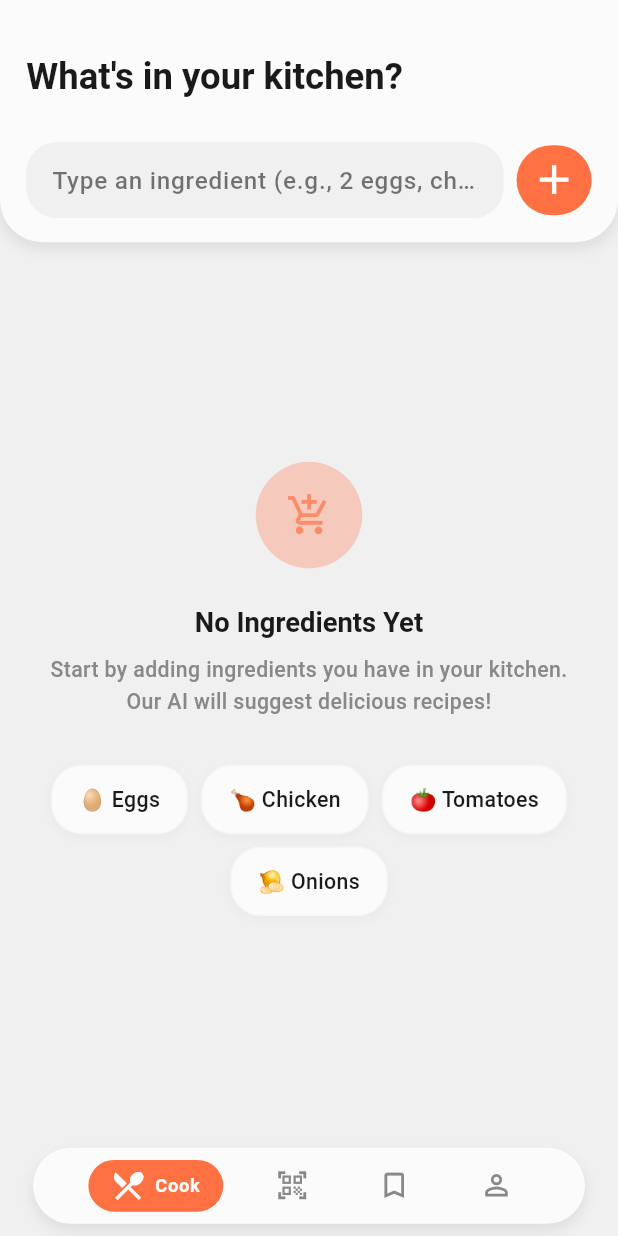
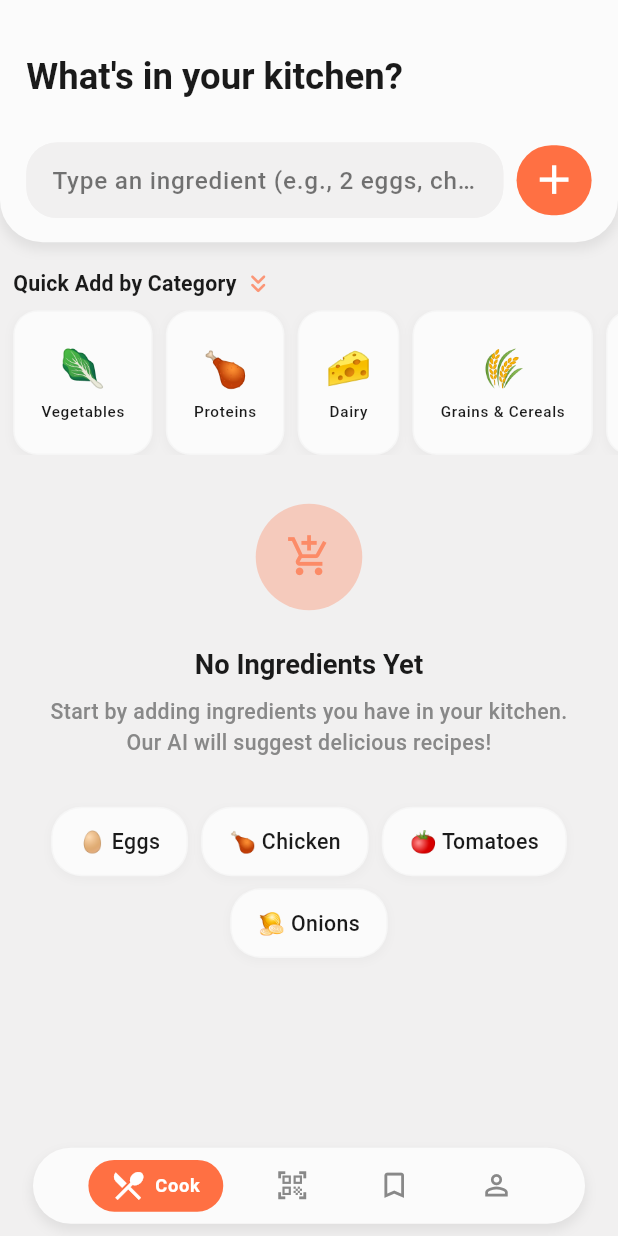
Before and after one commit to dharmtejaa/Flutter_AI_Ruchi_Generator_App, a Flutter app: the screen it shows after launch, on a phone screen of 412 x 824 dp. Run offline on Flutter 3.47's test engine with Material 3 defaults, Android fonts, the light colour scheme and no system bars; our stand-ins replace cached_network_image, flutter_cache_manager, flutter_screenutil, go_router, image_picker, shared_preferences; Roboto replaces fonts that are missing (Poppins).

Commit message:
feat: Add ingredient entry screen with ingredient input, suggestions, categorization, and recipe generation flow.

```diff
--- /dev/null
+++ b/lib/core/data/ingredient_categories.dart
@@ -0,0 +1,260 @@
+import 'package:flutter/material.dart';
+
+/// Represents a category of ingredients with its display properties
+class IngredientCategory {
+  final String id;
+  final String name;
+  final String emoji;
+  final IconData icon;
+  final Color color;
+  final List<String> ingredients;
+
+  const IngredientCategory({
+    required this.id,
+    required this.name,
+    required this.emoji,
+    required this.icon,
+    required this.color,
+    required this.ingredients,
+  });
+}
+
+/// All available ingredient categories
+class IngredientCategories {
+  static const List<IngredientCategory> all = [
+    IngredientCategory(
+      id: 'vegetables',
+      name: 'Vegetables',
+      emoji: '🥬',
+      icon: Icons.eco,
+      color: Color(0xFF4CAF50),
+      ingredients: [
+        'Onion',
+        'Tomato',
+        'Potato',
+        'Carrot',
+        'Spinach',
+        'Capsicum',
+        'Broccoli',
+        'Cauliflower',
+        'Cabbage',
+        'Cucumber',
+        'Garlic',
+        'Ginger',
+        'Green Chili',
+        'Coriander',
+        'Mint',
+        'Peas',
+        'Beans',
+        'Eggplant',
+        'Mushroom',
+        'Zucchini',
+      ],
+    ),
+    IngredientCategory(
+      id: 'proteins',
+      name: 'Proteins',
+      emoji: '🍗',
+      icon: Icons.set_meal,
+      color: Color(0xFFE91E63),
+      ingredients: [
+        'Chicken',
+        'Mutton',
+        'Fish',
+        'Prawns',
+        'Eggs',
+        'Paneer',
+        'Tofu',
+        'Beef',
+        'Pork',
+        'Turkey',
+        'Lamb',
+        'Salmon',
+        'Tuna',
+        'Crab',
+        'Lobster',
+      ],
+    ),
+    IngredientCategory(
+      id: 'dairy',
+      name: 'Dairy',
+      emoji: '🧀',
+      icon: Icons.water_drop,
+      color: Color(0xFFFFC107),
+      ingredients: [
+        'Milk',
+        'Butter',
+        'Cheese',
+        'Cream',
+        'Yogurt',
+        'Ghee',
+        'Curd',
+        'Cottage Cheese',
+        'Sour Cream',
+        'Whipped Cream',
+        'Mozzarella',
+        'Parmesan',
+      ],
+    ),
+    IngredientCategory(
+      id: 'grains',
+      name: 'Grains & Cereals',
+      emoji: '🌾',
+      icon: Icons.grain,
+      color: Color(0xFF795548),
+      ingredients: [
+        'Rice',
+        'Wheat Flour',
+        'Bread',
+        'Pasta',
+        'Oats',
+        'Quinoa',
+        'Noodles',
+        'Semolina',
+        'Cornflour',
+        'Maida',
+        'Besan',
+        'Poha',
+        'Vermicelli',
+        'Couscous',
+      ],
+    ),
+    IngredientCategory(
+      id: 'spices',
+      name: 'Spices & Herbs',
+      emoji: '🌶️',
+      icon: Icons.local_fire_department,
+      color: Color(0xFFFF5722),
+      ingredients: [
+        'Salt',
+        'Pepper',
+        'Turmeric',
+        'Cumin',
+        'Coriander Powder',
+        'Red Chili Powder',
+        'Garam Masala',
+        'Cinnamon',
+        'Cardamom',
+        'Cloves',
+        'Bay Leaves',
+        'Oregano',
+        'Basil',
+        'Thyme',
+        'Rosemary',
+        'Paprika',
+      ],
+    ),
+    IngredientCategory(
+      id: 'fruits',
+      name: 'Fruits',
+      emoji: '🍎',
+      icon: Icons.apple,
+      color: Color(0xFFE53935),
+      ingredients: [
+        'Apple',
+        'Banana',
+        'Orange',
+        'Mango',
+        'Grapes',
+        'Strawberry',
+        'Lemon',
+        'Lime',
+        'Pineapple',
+        'Watermelon',
+        'Papaya',
+        'Pomegranate',
+        'Kiwi',
+        'Blueberry',
+        'Avocado',
+      ],
+    ),
+    IngredientCategory(
+      id: 'legumes',
+      name: 'Legumes & Pulses',
+      emoji: '🫘',
+      icon: Icons.spa,
+      color: Color(0xFF8D6E63),
+      ingredients: [
+        'Chickpeas',
+        'Lentils',
+        'Black Beans',
+        'Kidney Beans',
+        'Green Gram',
+        'Black Gram',
+        'Soybeans',
+        'Lima Beans',
+        'Pinto Beans',
+        'Split Peas',
+      ],
+    ),
+    IngredientCategory(
+      id: 'condiments',
+      name: 'Condiments & Sauces',
+      emoji: '🫙',
+      icon: Icons.local_dining,
+      color: Color(0xFF9C27B0),
+      ingredients: [
+        'Soy Sauce',
+        'Tomato Ketchup',
+        'Mayonnaise',
+        'Mustard',
+        'Vinegar',
+        'Olive Oil',
+        'Vegetable Oil',
+        'Sesame Oil',
+        'Honey',
+        'Maple Syrup',
+        'Hot Sauce',
+        'Worcestershire Sauce',
+      ],
+    ),
+    IngredientCategory(
+      id: 'nuts',
+      name: 'Nuts & Seeds',
+      emoji: '🥜',
+      icon: Icons.filter_vintage,
+      color: Color(0xFF6D4C41),
+      ingredients: [
+        'Almonds',
+        'Cashews',
+        'Peanuts',
+        'Walnuts',
+        'Pistachios',
+        'Sesame Seeds',
+        'Sunflower Seeds',
+        'Pumpkin Seeds',
+        'Chia Seeds',
+        'Flaxseeds',
+        'Pine Nuts',
+        'Hazelnuts',
+      ],
+    ),
+  ];
+
+  /// Get category by ID
+  static IngredientCategory? getById(String id) {
+    try {
+      return all.firstWhere((cat) => cat.id == id);
+    } catch (e) {
+      return null;
+    }
+  }
+
+  /// Get all category names
+  static List<String> get allNames => all.map((cat) => cat.name).toList();
+
+  /// Search ingredients across all categories
+  static List<String> searchIngredients(String query) {
+    if (query.isEmpty) return [];
+    final lowerQuery = query.toLowerCase();
+    final results = <String>[];
+    for (final category in all) {
+      for (final ingredient in category.ingredients) {
+        if (ingredient.toLowerCase().contains(lowerQuery)) {
+          results.add(ingredient);
+        }
+      }
+    }
+    return results;
+  }
+}
--- a/lib/screens/entry/entry_screen.dart
+++ b/lib/screens/entry/entry_screen.dart
@@ -1,5 +1,6 @@
 import 'package:ai_ruchi/core/theme/app_shadows.dart';
 import 'package:ai_ruchi/core/utils/app_sizes.dart';
+import 'package:ai_ruchi/shared/widgets/ingredient/categorized_ingredient_suggestions.dart';
 import 'package:ai_ruchi/core/utils/ingredient_helper.dart';
 import 'package:ai_ruchi/providers/ingredients_provider.dart';
 import 'package:ai_ruchi/providers/recipe_provider.dart';
@@ -184,9 +185,19 @@ class _EntryScreenState extends State<EntryScreen>
   }
 
   Widget _buildEmptyState(ColorScheme colorScheme, TextTheme textTheme) {
-    return Center(
+    return SingleChildScrollView(
+      padding: EdgeInsets.symmetric(vertical: AppSizes.vPaddingMd),
+      child: Column(
+        crossAxisAlignment: CrossAxisAlignment.start,
+        children: [
+          // Categorized Ingredient Suggestions
+          const CategorizedIngredientSuggestions(),
+          SizedBox(height: AppSizes.spaceHeightXl),
+
+          // Empty State Message
+          Center(
             child: Padding(
-        padding: EdgeInsets.all(AppSizes.paddingXl),
+              padding: EdgeInsets.symmetric(horizontal: AppSizes.paddingXl),
               child: Column(
                 mainAxisAlignment: MainAxisAlignment.center,
                 children: [
@@ -194,7 +205,9 @@ class _EntryScreenState extends State<EntryScreen>
                     width: 70.w,
                     height: 70.h,
                     decoration: BoxDecoration(
-                color: colorScheme.primaryContainer.withValues(alpha: 0.3),
+                      color: colorScheme.primaryContainer.withValues(
+                        alpha: 0.3,
+                      ),
                       shape: BoxShape.circle,
                     ),
                     child: Icon(
@@ -227,7 +240,10 @@ class _EntryScreenState extends State<EntryScreen>
                     runSpacing: AppSizes.spaceHeightSm,
                     alignment: WrapAlignment.center,
                     children: [
-                _QuickAddChip(label: '🥚 Eggs', onTap: () => _quickAdd('eggs')),
+                      _QuickAddChip(
+                        label: '🥚 Eggs',
+                        onTap: () => _quickAdd('eggs'),
+                      ),
                       _QuickAddChip(
                         label: '🍗 Chicken',
                         onTap: () => _quickAdd('chicken'),
@@ -244,6 +260,10 @@ class _EntryScreenState extends State<EntryScreen>
                   ),
                 ],
               ),
+            ),
+          ),
+          SizedBox(height: AppSizes.spaceHeightXl),
+        ],
       ),
     );
   }
--- a/lib/screens/recipe/adjust_ingredients_screen.dart
+++ b/lib/screens/recipe/adjust_ingredients_screen.dart
@@ -3,8 +3,8 @@ import 'package:ai_ruchi/core/utils/ingredient_helper.dart';
 import 'package:ai_ruchi/core/utils/recipe_helper.dart';
 import 'package:ai_ruchi/providers/ingredients_provider.dart';
 import 'package:ai_ruchi/shared/widgets/common/dismiss_keyboard.dart';
+import 'package:ai_ruchi/shared/widgets/ingredient/current_ingredients_section.dart';
 import 'package:ai_ruchi/shared/widgets/navigation/app_bottom_navigation_bar.dart';
-import 'package:ai_ruchi/shared/widgets/ingredient/current_ingredients_section.dart';
 import 'package:ai_ruchi/shared/widgets/ingredient/ingredient_action_bar.dart';
 import 'package:ai_ruchi/shared/widgets/ingredient/ingredient_header_widget.dart';
 import 'package:ai_ruchi/shared/widgets/ingredient/ingredient_input_widget.dart';
--- /dev/null
+++ b/lib/shared/widgets/ingredient/categorized_ingredient_suggestions.dart
@@ -0,0 +1,412 @@
+import 'package:ai_ruchi/core/data/ingredient_categories.dart';
+import 'package:ai_ruchi/core/theme/app_shadows.dart';
+import 'package:ai_ruchi/core/utils/app_sizes.dart';
+import 'package:ai_ruchi/providers/ingredients_provider.dart';
+import 'package:ai_ruchi/shared/widgets/common/custom_snackbar.dart';
+import 'package:flutter/material.dart';
+import 'package:flutter/services.dart';
+import 'package:flutter_screenutil/flutter_screenutil.dart';
+import 'package:provider/provider.dart';
+
+/// A widget that displays ingredient categories as horizontal scrollable items
+/// with animated expand/collapse functionality to show ingredient chips
+class CategorizedIngredientSuggestions extends StatefulWidget {
+  const CategorizedIngredientSuggestions({super.key});
+
+  @override
+  State<CategorizedIngredientSuggestions> createState() =>
+      _CategorizedIngredientSuggestionsState();
+}
+
+class _CategorizedIngredientSuggestionsState
+    extends State<CategorizedIngredientSuggestions>
+    with TickerProviderStateMixin {
+  final Set<String> _expandedCategories = {};
+  late AnimationController _arrowAnimationController;
+  late Animation<double> _arrowAnimation;
+
+  @override
+  void initState() {
+    super.initState();
+    _arrowAnimationController = AnimationController(
+      vsync: this,
+      duration: const Duration(milliseconds: 800),
+    )..repeat(reverse: true);
+
+    _arrowAnimation = Tween<double>(begin: 0, end: 8).animate(
+      CurvedAnimation(
+        parent: _arrowAnimationController,
+        curve: Curves.easeInOut,
+      ),
+    );
+  }
+
+  @override
+  void dispose() {
+    _arrowAnimationController.dispose();
+    super.dispose();
+  }
+
+  void _toggleCategory(String categoryId) {
+    HapticFeedback.selectionClick();
+    setState(() {
+      if (_expandedCategories.contains(categoryId)) {
+        _expandedCategories.remove(categoryId);
+      } else {
+        _expandedCategories.add(categoryId);
+      }
+    });
+  }
+
+  @override
+  Widget build(BuildContext context) {
+    final colorScheme = Theme.of(context).colorScheme;
+    final textTheme = Theme.of(context).textTheme;
+
+    return Column(
+      crossAxisAlignment: CrossAxisAlignment.start,
+      children: [
+        // Section Title
+        Padding(
+          padding: EdgeInsets.symmetric(horizontal: AppSizes.paddingXs),
+          child: Row(
+            children: [
+              Text(
+                'Quick Add by Category',
+                style: textTheme.titleMedium?.copyWith(
+                  fontWeight: FontWeight.w700,
+                  color: colorScheme.onSurface,
+                ),
+              ),
+              SizedBox(width: AppSizes.spaceXs),
+              // Animated arrow hint
+              AnimatedBuilder(
+                animation: _arrowAnimation,
+                builder: (context, child) {
+                  return Transform.translate(
+                    offset: Offset(0, _arrowAnimation.value),
+                    child: Icon(
+                      Icons.keyboard_double_arrow_down_rounded,
+                      color: colorScheme.primary.withValues(alpha: 0.7),
+                      size: AppSizes.iconSm,
+                    ),
+                  );
+                },
+              ),
+            ],
+          ),
+        ),
+        SizedBox(height: AppSizes.spaceHeightSm),
+
+        // Horizontal Scrollable Categories
+        SizedBox(
+          height: 95.h,
+          child: ListView.builder(
+            scrollDirection: Axis.horizontal,
+            padding: EdgeInsets.symmetric(horizontal: AppSizes.paddingXs),
+            itemCount: IngredientCategories.all.length,
+            itemBuilder: (context, index) {
+              final category = IngredientCategories.all[index];
+              final isExpanded = _expandedCategories.contains(category.id);
+              return _CategoryChip(
+                category: category,
+                isExpanded: isExpanded,
+                onTap: () => _toggleCategory(category.id),
+              );
+            },
+          ),
+        ),
+
+        // Expanded Categories with Ingredients
+        if (_expandedCategories.isNotEmpty) ...[
+          SizedBox(height: AppSizes.spaceHeightMd),
+          ..._expandedCategories.map((categoryId) {
+            final category = IngredientCategories.getById(categoryId);
+            if (category == null) return const SizedBox.shrink();
+            return _ExpandedCategorySection(
+              category: category,
+              onClose: () => _toggleCategory(categoryId),
+            );
+          }),
+        ],
+      ],
+    );
+  }
+}
+
+/// Individual category chip with animated selection state
+class _CategoryChip extends StatelessWidget {
+  final IngredientCategory category;
+  final bool isExpanded;
+  final VoidCallback onTap;
+
+  const _CategoryChip({
+    required this.category,
+    required this.isExpanded,
+    required this.onTap,
+  });
+
+  @override
+  Widget build(BuildContext context) {
+    final colorScheme = Theme.of(context).colorScheme;
+    final textTheme = Theme.of(context).textTheme;
+
+    return GestureDetector(
+      onTap: onTap,
+      child: AnimatedContainer(
+        duration: const Duration(milliseconds: 250),
+        curve: Curves.easeOut,
+        margin: EdgeInsets.only(right: AppSizes.spaceSm),
+        padding: EdgeInsets.symmetric(
+          horizontal: AppSizes.paddingMd,
+          vertical: AppSizes.vPaddingSm,
+        ),
+        decoration: BoxDecoration(
+          color: isExpanded
+              ? category.color.withValues(alpha: 0.15)
+              : colorScheme.surface,
+          borderRadius: BorderRadius.circular(AppSizes.radiusLg),
+          border: Border.all(
+            color: isExpanded
+                ? category.color
+                : colorScheme.outline.withValues(alpha: 0.2),
+            width: isExpanded ? 2 : 1,
+          ),
+          boxShadow: isExpanded
+              ? [
+                  BoxShadow(
+                    color: category.color.withValues(alpha: 0.2),
+                    blurRadius: 8,
+                    offset: const Offset(0, 2),
+                  ),
+                ]
+              : AppShadows.cardShadow(context),
+        ),
+        child: Column(
+          mainAxisSize: MainAxisSize.min,
+          mainAxisAlignment: MainAxisAlignment.center,
+          children: [
+            // Emoji with animated scale
+            AnimatedScale(
+              duration: const Duration(milliseconds: 200),
+              scale: isExpanded ? 1.1 : 1.0,
+              child: Text(category.emoji, style: TextStyle(fontSize: 24.sp)),
+            ),
+            SizedBox(height: 4.h),
+            // Category name
+            Text(
+              category.name,
+              style: textTheme.labelSmall?.copyWith(
+                fontWeight: isExpanded ? FontWeight.w700 : FontWeight.w500,
+                color: isExpanded ? category.color : colorScheme.onSurface,
+                fontSize: 10.sp,
+              ),
+              maxLines: 1,
+              overflow: TextOverflow.ellipsis,
+            ),
+            // Animated indicator arrow
+            AnimatedSize(
+              duration: const Duration(milliseconds: 200),
+              child: isExpanded
+                  ? Icon(
+                      Icons.keyboard_arrow_up_rounded,
+                      color: category.color,
+                      size: 14.sp,
+                    )
+                  : SizedBox(height: 0.h),
+            ),
+          ],
+        ),
+      ),
+    );
+  }
+}
+
+/// Expanded section showing category name and ingredient chips
+class _ExpandedCategorySection extends StatefulWidget {
+  final IngredientCategory category;
+  final VoidCallback onClose;
+
+  const _ExpandedCategorySection({
+    required this.category,
+    required this.onClose,
+  });
+
+  @override
+  State<_ExpandedCategorySection> createState() =>
+      _ExpandedCategorySectionState();
+}
+
+class _ExpandedCategorySectionState extends State<_ExpandedCategorySection>
+    with SingleTickerProviderStateMixin {
+  late AnimationController _controller;
+  late Animation<double> _fadeAnimation;
+  late Animation<Offset> _slideAnimation;
+
+  @override
+  void initState() {
+    super.initState();
+    _controller = AnimationController(
+      vsync: this,
+      duration: const Duration(milliseconds: 300),
+    );
+    _fadeAnimation = CurvedAnimation(
+      parent: _controller,
+      curve: Curves.easeOut,
+    );
+    _slideAnimation = Tween<Offset>(
+      begin: const Offset(0, -0.1),
+      end: Offset.zero,
+    ).animate(CurvedAnimation(parent: _controller, curve: Curves.easeOut));
+    _controller.forward();
+  }
+
+  @override
+  void dispose() {
+    _controller.dispose();
+    super.dispose();
+  }
+
+  @override
+  Widget build(BuildContext context) {
+    final colorScheme = Theme.of(context).colorScheme;
+    final textTheme = Theme.of(context).textTheme;
+    final provider = context.read<IngredientsProvider>();
+
+    return FadeTransition(
+      opacity: _fadeAnimation,
+      child: SlideTransition(
+        position: _slideAnimation,
+        child: Container(
+          margin: EdgeInsets.only(
+            bottom: AppSizes.vMarginMd,
+            left: AppSizes.marginXs,
+            right: AppSizes.marginXs,
+          ),
+          padding: AppSizes.paddingAllMd,
+          decoration: BoxDecoration(
+            color: colorScheme.surface,
+            borderRadius: BorderRadius.circular(AppSizes.radiusLg),
+            border: Border.all(
+              color: widget.category.color.withValues(alpha: 0.3),
+              width: 1.5,
+            ),
+            boxShadow: AppShadows.cardShadow(context),
+          ),
+          child: Column(
+            crossAxisAlignment: CrossAxisAlignment.start,
+            children: [
+              // Header with category name and close button
+              Row(
+                children: [
+                  Text(
+                    widget.category.emoji,
+                    style: TextStyle(fontSize: 20.sp),
+                  ),
+                  SizedBox(width: AppSizes.spaceXs),
+                  Expanded(
+                    child: Text(
+                      widget.category.name,
+                      style: textTheme.titleSmall?.copyWith(
+                        fontWeight: FontWeight.w700,
+                        color: widget.category.color,
+                      ),
+                    ),
+                  ),
+                  // Close button
+                  GestureDetector(
+                    onTap: widget.onClose,
+                    child: Container(
+                      padding: EdgeInsets.all(4.w),
+                      decoration: BoxDecoration(
+                        color: colorScheme.surfaceContainerHighest,
+                        shape: BoxShape.circle,
+                      ),
+                      child: Icon(
+                        Icons.close_rounded,
+                        size: AppSizes.iconXs,
+                        color: colorScheme.onSurfaceVariant,
+                      ),
+                    ),
+                  ),
+                ],
+              ),
+              SizedBox(height: AppSizes.spaceHeightSm),
+              // Ingredient chips wrap
+              Wrap(
+                spacing: 8.w,
+                runSpacing: 8.h,
+                children: widget.category.ingredients.map((ingredient) {
+                  return _IngredientChip(
+                    label: ingredient,
+                    categoryColor: widget.category.color,
+                    onTap: () {
+                      HapticFeedback.selectionClick();
+                      provider.addCustomIngredient(ingredient, 1, 'unit');
+                      CustomSnackBar.showSuccess(context, '$ingredient added');
+                    },
+                  );
+                }).toList(),
+              ),
+            ],
+          ),
+        ),
+      ),
+    );
+  }
+}
+
+/// Individual ingredient chip with add icon
+class _IngredientChip extends StatelessWidget {
+  final String label;
+  final Color categoryColor;
+  final VoidCallback onTap;
+
+  const _IngredientChip({
+    required this.label,
+    required this.categoryColor,
+    required this.onTap,
+  });
+
+  @override
+  Widget build(BuildContext context) {
+    final colorScheme = Theme.of(context).colorScheme;
+    final textTheme = Theme.of(context).textTheme;
+
+    return Material(
+      color: Colors.transparent,
+      child: InkWell(
+        onTap: onTap,
+        borderRadius: BorderRadius.circular(AppSizes.radiusMd),
+        splashColor: categoryColor.withValues(alpha: 0.2),
+        highlightColor: categoryColor.withValues(alpha: 0.1),
+        child: Container(
+          padding: EdgeInsets.symmetric(horizontal: 12.w, vertical: 8.h),
+          decoration: BoxDecoration(
+            color: categoryColor.withValues(alpha: 0.08),
+            borderRadius: BorderRadius.circular(AppSizes.radiusMd),
+            border: Border.all(color: categoryColor.withValues(alpha: 0.25)),
+          ),
+          child: Row(
+            mainAxisSize: MainAxisSize.min,
+            children: [
+              Icon(
+                Icons.add_rounded,
+                color: categoryColor,
+                size: AppSizes.iconXs,
+              ),
+              SizedBox(width: 4.w),
+              Text(
+                label,
+                style: textTheme.bodySmall?.copyWith(
+                  color: colorScheme.onSurface,
+                  fontWeight: FontWeight.w500,
+                ),
+              ),
+            ],
+          ),
+        ),
+      ),
+    );
+  }
+}
```
Lines whose indentation alone changed are shown as unchanged.
